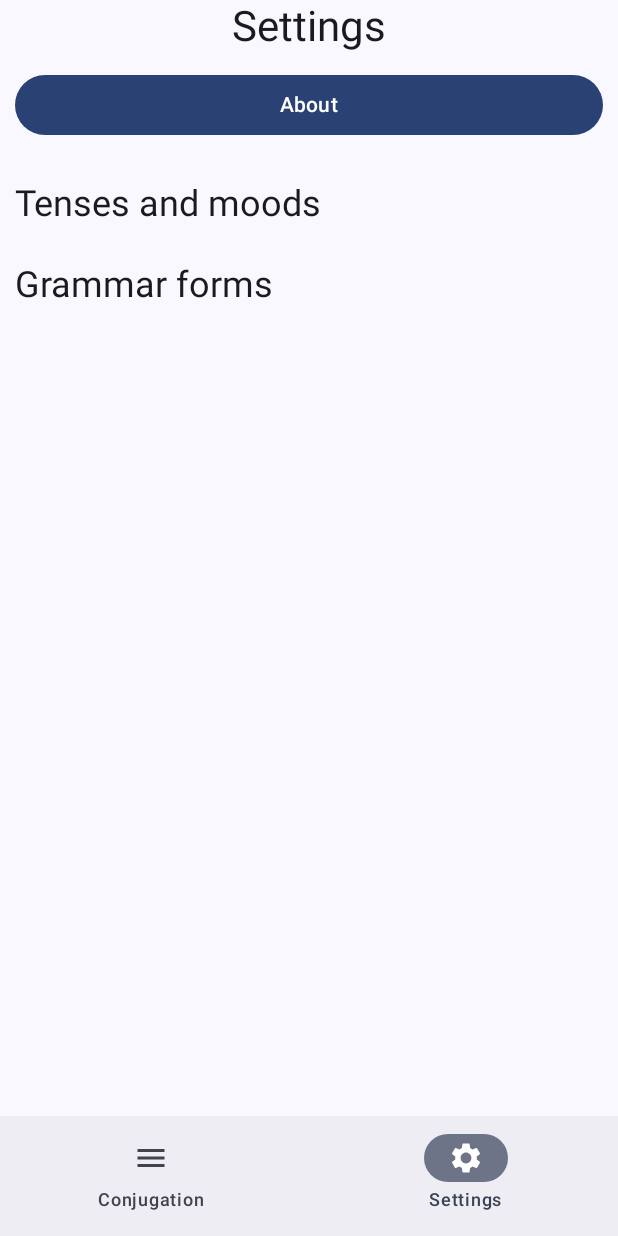
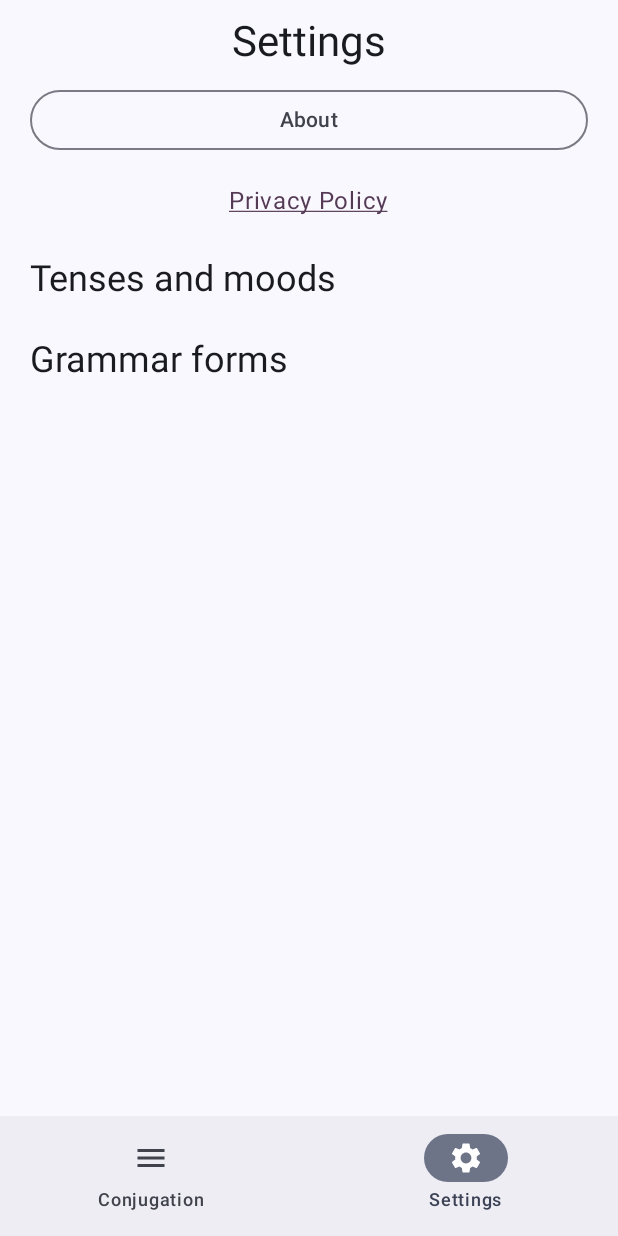
Before and after one commit to mxwell/aspan, an Android app built with Jetpack Compose: the screen it shows after launch (MainActivity), item 2 of the bottom bar chosen, on a phone screen of 412 x 824 dp. Run offline under Robolectric (Android 15) with nearby library versions, the phone set to English and light mode, and no system bars; pictures from the network do not load; 4 statements that could not run were skipped.

Commit message:
[kotlin] Add Privacy Policy link; clean up

```diff
--- a/kotlin/app/src/main/java/com/khairulin/kazakhverb/AppNavigation.kt
+++ b/kotlin/app/src/main/java/com/khairulin/kazakhverb/AppNavigation.kt
@@ -25,9 +25,7 @@ fun AppNavigation() {
         }
 
         composable<AboutScreenTag> {
-            AboutScreen(
-                onBackPressed = { navController.navigateUp() }
-            )
+            AboutScreen()
         }
     }
 }
--- a/kotlin/app/src/main/java/com/khairulin/kazakhverb/view/AboutScreen.kt
+++ b/kotlin/app/src/main/java/com/khairulin/kazakhverb/view/AboutScreen.kt
@@ -27,7 +27,6 @@ import androidx.compose.ui.unit.dp
 @Composable
 fun AboutScreen(
     modifier: Modifier = Modifier,
-    onBackPressed: () -> Unit
 ) {
     val version = extractVersion(LocalContext.current)
     val linkColor = MaterialTheme.colorScheme.tertiary
@@ -75,9 +74,9 @@ fun AboutScreen(
     ) {
         Column(
             modifier = Modifier
-                .verticalScroll(rememberScrollState())
+                .fillMaxWidth()
                 .padding(20.dp, 30.dp, 20.dp, 30.dp)
-                .fillMaxWidth(),
+                .verticalScroll(rememberScrollState()),
             horizontalAlignment = Alignment.Start
         ) {
             Text(
@@ -144,7 +143,6 @@ private fun extractVersion(context: Context): String {
 @Composable
 fun AboutScreenPreview() {
     MaterialTheme {
-        AboutScreen {
-        }
+        AboutScreen()
     }
 }
--- a/kotlin/app/src/main/java/com/khairulin/kazakhverb/view/ConjugationScreen.kt
+++ b/kotlin/app/src/main/java/com/khairulin/kazakhverb/view/ConjugationScreen.kt
@@ -66,7 +66,9 @@ fun ConjugationScreen(
     }
 
     Column(
-        modifier = Modifier.fillMaxSize(),
+        modifier = Modifier
+            .fillMaxSize()
+            .padding(10.dp),
         horizontalAlignment = Alignment.CenterHorizontally
     ) {
         Text(
--- a/kotlin/app/src/main/java/com/khairulin/kazakhverb/view/SettingsScreen.kt
+++ b/kotlin/app/src/main/java/com/khairulin/kazakhverb/view/SettingsScreen.kt
@@ -5,27 +5,26 @@ import androidx.compose.foundation.layout.fillMaxWidth
 import androidx.compose.foundation.layout.padding
 import androidx.compose.foundation.lazy.LazyColumn
 import androidx.compose.foundation.lazy.itemsIndexed
-import androidx.compose.material3.Button
 import androidx.compose.material3.HorizontalDivider
 import androidx.compose.material3.MaterialTheme
+import androidx.compose.material3.OutlinedButton
 import androidx.compose.material3.Text
 import androidx.compose.runtime.Composable
 import androidx.compose.runtime.collectAsState
 import androidx.compose.runtime.getValue
 import androidx.compose.ui.Alignment
 import androidx.compose.ui.Modifier
+import androidx.compose.ui.text.LinkAnnotation
+import androidx.compose.ui.text.SpanStyle
+import androidx.compose.ui.text.buildAnnotatedString
 import androidx.compose.ui.text.style.TextAlign
+import androidx.compose.ui.text.style.TextDecoration
+import androidx.compose.ui.text.withLink
+import androidx.compose.ui.text.withStyle
 import androidx.compose.ui.tooling.preview.Preview
 import androidx.compose.ui.unit.dp
 import androidx.lifecycle.viewmodel.compose.viewModel
-import androidx.navigation.compose.NavHost
-import androidx.navigation.compose.composable
-import androidx.navigation.compose.rememberNavController
-import androidx.navigation.toRoute
-import com.khairulin.kazakhverb.config.ConfigSection
-import com.khairulin.kazakhverb.config.SharedPreferencesManager
 import com.khairulin.kazakhverb.vm.ConjugationVM
-import kotlinx.serialization.Serializable
 
 @Composable
 fun SettingsScreen(
@@ -37,7 +36,9 @@ fun SettingsScreen(
     val formConfig by conjugationVM.formConfigFlow.collectAsState()
 
     LazyColumn(
-        modifier = Modifier.fillMaxSize(),
+        modifier = Modifier
+            .fillMaxSize()
+            .padding(10.dp),
         horizontalAlignment = Alignment.CenterHorizontally
     ) {
         item {
@@ -47,7 +48,7 @@ fun SettingsScreen(
             )
         }
         item {
-            Button(
+            OutlinedButton(
                 modifier = Modifier
                     .fillMaxWidth()
                     .padding(vertical = 10.dp, horizontal = 10.dp),
@@ -55,6 +56,23 @@ fun SettingsScreen(
             ) {
                 Text(text = "About")
             }
+        }
+        item {
+            Text(
+                text = buildAnnotatedString {
+                    withLink(LinkAnnotation.Url(url = "https://kazakhverb.khairulin.com/legal/android_privacy.html")) {
+                        withStyle(
+                            style = SpanStyle(
+                                textDecoration = TextDecoration.Underline,
+                                color = MaterialTheme.colorScheme.tertiary
+                            )
+                        ) {
+                            append("Privacy Policy")
+                        }
+                    }
+                },
+                modifier = Modifier.padding(vertical = 8.dp)
+            )
         }
         item {
             Text(
```
